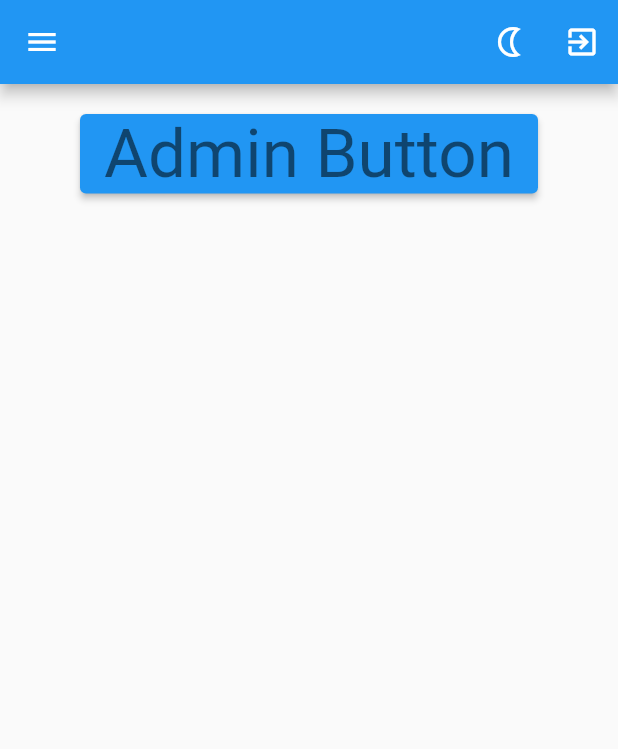
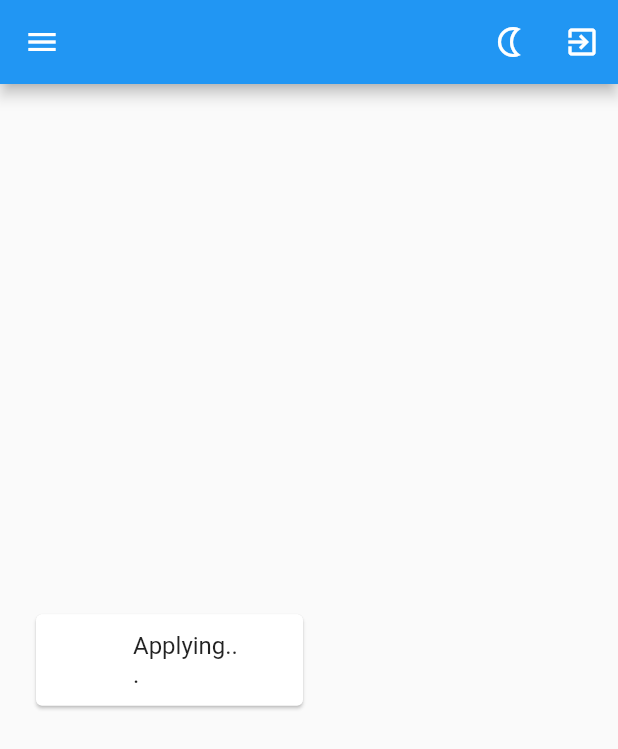
Before and after one commit to sam-tuck/ninjasite, a Flutter app: the screen it shows once a user with an empty profile is signed in, after a tap on the "nightlight" icon, on a phone screen of 412 x 824 dp. Shown: the top 749 px of the screen. Run offline on Flutter 3.47's test engine with Material 2 defaults, Android fonts, the phone set to English and light mode, and no system bars; our stand-ins replace cloud_firestore, equatable, firebase_auth, firebase_core, flutter_riverpod, jiffy and 1 more; missing offline and left inert: login; accounts and stored records are empty; statements that could not run were skipped.

Commit message:
user details layout

```diff
--- /dev/null
+++ b/lib/admin/user_details.dart
@@ -0,0 +1,50 @@
+import 'package:cloud_firestore/cloud_firestore.dart';
+import 'package:flutter/material.dart';
+import 'package:flutter_riverpod/flutter_riverpod.dart';
+import 'package:jsninja/providers/firestore.dart';
+import 'package:jsninja/search/search_results.dart';
+import 'package:jsninja/state/generic_state_notifier.dart';
+
+final activeUser =
+    StateNotifierProvider<GenericStateNotifier<String?>, String?>(
+        (ref) => GenericStateNotifier<String?>(null));
+
+class UserDetails extends ConsumerWidget {
+  final String? entityId;
+
+  final TextEditingController idCtrl = TextEditingController(),
+      nameCtrl = TextEditingController(),
+      descCtrl = TextEditingController();
+
+  UserDetails(this.entityId);
+
+  @override
+  Widget build(BuildContext context, WidgetRef ref) => entityId == null
+      ? Container()
+      : ref.watch(docSP('user/${entityId!}')).when(
+          loading: () => Container(),
+          error: (e, s) => ErrorWidget(e),
+          data: (userDoc) => Container(
+              decoration: BoxDecoration(
+                  borderRadius: BorderRadius.all(Radius.circular(8)),
+                  border: Border.all(
+                    color: Colors.grey,
+                  )),
+              child: SingleChildScrollView(
+                  child: Column(
+                children: [
+                  Text(userDoc.id),
+                  Text('name: ${userDoc.data()!['name'] ?? ''}'),
+                  Divider(),
+
+                  Text(
+                      'User Resumes List Widget goes here...'), // Replace with UserResumeListWidget(userDoc.id)
+                  Divider(),
+                  Text(
+                      'User Vacancy List Widget goes here'), // Replace with UserVacancyListWidget(userDoc.id)
+                  Divider(),
+                  Text(
+                      'User FAQ List Widget goes here'), // Replace with UserFAQListWidget(userDoc.id)
+                ],
+              ))));
+}
--- /dev/null
+++ b/lib/admin/user_item_tile.dart
@@ -0,0 +1,114 @@
+import 'package:cloud_firestore/cloud_firestore.dart';
+import 'package:flutter/material.dart';
+import 'package:flutter_riverpod/flutter_riverpod.dart';
+import 'package:jsninja/admin/user_details.dart';
+import 'package:jsninja/providers/firestore.dart';
+import 'package:jsninja/search/search_page.dart';
+
+import '../controls/doc_field_text_edit.dart';
+
+class UserItemTile extends ConsumerWidget {
+  final DocumentReference searchRef;
+  // const SearchListItem(this.searchRef);
+  final TextEditingController ctrl = TextEditingController();
+
+  UserItemTile(this.searchRef, {Key? key}) : super(key: key);
+
+  @override
+  Widget build(BuildContext context, WidgetRef ref) {
+    return ref.watch(docSP(searchRef.path)).when(
+        loading: () => Container(),
+        error: (e, s) => ErrorWidget(e),
+        data: (searchDoc) => Card(
+                child: Column(
+              children: [
+                ListTile(
+                  title: Row(
+                    mainAxisSize: MainAxisSize.max,
+                    mainAxisAlignment: MainAxisAlignment.spaceEvenly,
+                    children: [
+                      //Flexible(flex: 1, child: Text('vac ')),
+                      Flexible(
+                          flex: 1,
+                          child: Text(
+                            (searchDoc.data()!['name'] ?? ''),
+                            style: Theme.of(context).textTheme.headline3,
+                          )),
+                      Flexible(flex: 1, child: Text('Applying...')),
+                    ],
+                  ),
+                  // trailing: IconButton(
+                  //   icon: Icon(Icons.more_horiz),
+                  //   onPressed: () {
+                  //     showDialog(
+                  //         context: context,
+                  //         builder: (BuildContext context) {
+                  //           return AlertDialog(
+                  //             scrollable: true,
+                  //             title: Text('Job details'),
+                  //             content: Padding(
+                  //                 padding: const EdgeInsets.all(8.0),
+                  //                 child: Text(
+                  //                   searchDoc
+                  //                       .data()!['positionDesc']
+                  //                       .join("\n"),
+                  //                 )),
+                  //             actions: [
+                  //               TextButton(
+                  //                   child: Text("Cancel"),
+                  //                   onPressed: () {
+                  //                     Navigator.of(context).pop();
+                  //                   })
+                  //             ],
+                  //           );
+                  //         });
+                  //   },
+                  // ),
+                  // IconButton(
+                  //   icon: Icon(Icons.delete),
+                  //   onPressed: () {
+                  //     showDialog(
+                  //         context: context,
+                  //         builder: (BuildContext context) {
+                  //           return AlertDialog(
+                  //             scrollable: true,
+                  //             title: Text('Delete Sentence...'),
+                  //             content: Padding(
+                  //                 padding: const EdgeInsets.all(8.0),
+                  //                 child: Text('Are you sure?')),
+                  //             actions: [
+                  //               TextButton(
+                  //                   child: Text("Yes"),
+                  //                   onPressed: () {
+                  //                     searchRef.delete();
+                  //                     Navigator.of(context).pop();
+                  //                   }),
+                  //               TextButton(
+                  //                   child: Text("Cancel"),
+                  //                   onPressed: () {
+                  //                     Navigator.of(context).pop();
+                  //                   })
+                  //             ],
+                  //           );
+                  //         });
+                  //   },
+                  // ))
+                  //,
+                  // subtitle: Text(entityDoc.data()!['desc'] ?? 'desc'),
+                  // trailing: Column(children: <Widget>[
+                  //   Text(searchDoc.data()!['target'] ?? ''),
+                  //   // buildDeleteEntityButton(
+                  //   //     context,
+                  //   //     FirebaseFirestore.instance
+                  //   //         .collection('batch')
+                  //   //         .doc(batchId),
+                  //   //     Icon(Icons.delete))
+                  // ]),
+                  onTap: () {
+                    ref.read(activeUser.notifier).value = searchRef.id;
+                  },
+                )
+              ],
+            )));
+  }
+}
--- /dev/null
+++ b/lib/admin/user_list.dart
@@ -0,0 +1,24 @@
+import 'package:firebase_auth/firebase_auth.dart';
+import 'package:flutter/material.dart';
+import 'package:flutter_riverpod/flutter_riverpod.dart';
+import 'package:jsninja/admin/user_item_tile.dart';
+import 'package:jsninja/providers/firestore.dart';
+import 'package:jsninja/search/vacancy_item_tile.dart';
+import 'package:jsninja/state/generic_state_notifier.dart';
+
+final sortStateNotifierProvider =
+    StateNotifierProvider<GenericStateNotifier<String?>, String?>(
+        (ref) => GenericStateNotifier<String?>(null));
+
+class UserList extends ConsumerWidget {
+  @override
+  Widget build(BuildContext context, WidgetRef ref) => ListView(
+      padding: EdgeInsets.zero,
+      shrinkWrap: true,
+      children: ref.watch(colSP('user')).when(
+          loading: () => [Container()],
+          error: (e, s) => [ErrorWidget(e)],
+          data: (data) => data.docs
+              .map((e) => UserItemTile(key: Key(e.id), e.reference))
+              .toList()));
+}
--- a/lib/admin_viewpage.dart
+++ b/lib/admin_viewpage.dart
@@ -1,5 +1,7 @@
 import 'package:flutter/material.dart';
 import 'package:flutter_riverpod/flutter_riverpod.dart';
+import 'package:jsninja/admin/user_details.dart';
+import 'package:jsninja/admin/user_list.dart';
 import 'package:jsninja/app_bar.dart';
 import 'package:jsninja/drawer.dart';
 import 'package:jsninja/common.dart';
@@ -18,14 +20,12 @@ class AdminViewWidget extends ConsumerWidget {
       body: Container(
           margin: EdgeInsets.all(20),
           alignment: Alignment.center,
-          child: Column(
+          child: Row(
             mainAxisSize: MainAxisSize.max,
             mainAxisAlignment: MainAxisAlignment.start,
             children: [
-             ElevatedButton(
-              onPressed: (){},
-              child: Text("Admin Button", style: Theme.of(context).textTheme.headline3),
-              ),
+              Expanded(child: UserList()),
+              Expanded(child: UserDetails(ref.watch(activeUser)))
             ],
           )),
     );
--- a/lib/search/coverletter_page.dart
+++ b/lib/search/coverletter_page.dart
@@ -6,7 +6,7 @@ import 'package:flutter/material.dart';
 import 'package:flutter_riverpod/flutter_riverpod.dart';
 import 'package:jsninja/app_bar.dart';
 import 'package:jsninja/common.dart';
-import 'package:jsninja/search/search_list.dart';
+import 'package:jsninja/search/vacancy_list.dart';
 //import 'package:jsninja/state/generic_state_notifier.dart';
 import 'package:jsninja/drawer.dart';
 //import 'package:http/http.dart' as http;
--- a/lib/search/resume_page.dart
+++ b/lib/search/resume_page.dart
@@ -6,7 +6,7 @@ import 'package:flutter/material.dart';
 import 'package:flutter_riverpod/flutter_riverpod.dart';
 import 'package:jsninja/app_bar.dart';
 import 'package:jsninja/common.dart';
-import 'package:jsninja/search/search_list.dart';
+import 'package:jsninja/search/vacancy_list.dart';
 //import 'package:jsninja/state/generic_state_notifier.dart';
 import 'package:jsninja/drawer.dart';
 //import 'package:http/http.dart' as http;
--- a/lib/search/search_page.dart
+++ b/lib/search/search_page.dart
@@ -7,7 +7,7 @@ import 'package:flutter_riverpod/flutter_riverpod.dart';
 import 'package:jsninja/app_bar.dart';
 import 'package:jsninja/common.dart';
 import 'package:jsninja/search/search_details.dart';
-import 'package:jsninja/search/search_list.dart';
+import 'package:jsninja/search/vacancy_list.dart';
 import 'package:jsninja/state/generic_state_notifier.dart';
 import 'package:jsninja/drawer.dart';
 import 'package:http/http.dart' as http;
--- a/lib/search/search_list.dart
+++ b/lib/search/vacancy_list.dart
@@ -2,7 +2,7 @@ import 'package:firebase_auth/firebase_auth.dart';
 import 'package:flutter/material.dart';
 import 'package:flutter_riverpod/flutter_riverpod.dart';
 import 'package:jsninja/providers/firestore.dart';
-import 'package:jsninja/search/search_list_item.dart';
+import 'package:jsninja/search/vacancy_item_tile.dart';
 import 'package:jsninja/state/generic_state_notifier.dart';
 
 final sortStateNotifierProvider =
```
Also changed, not shown: lib/search/vacancy_item_tile.dart (renamed from lib/search/search_list_item.dart).
